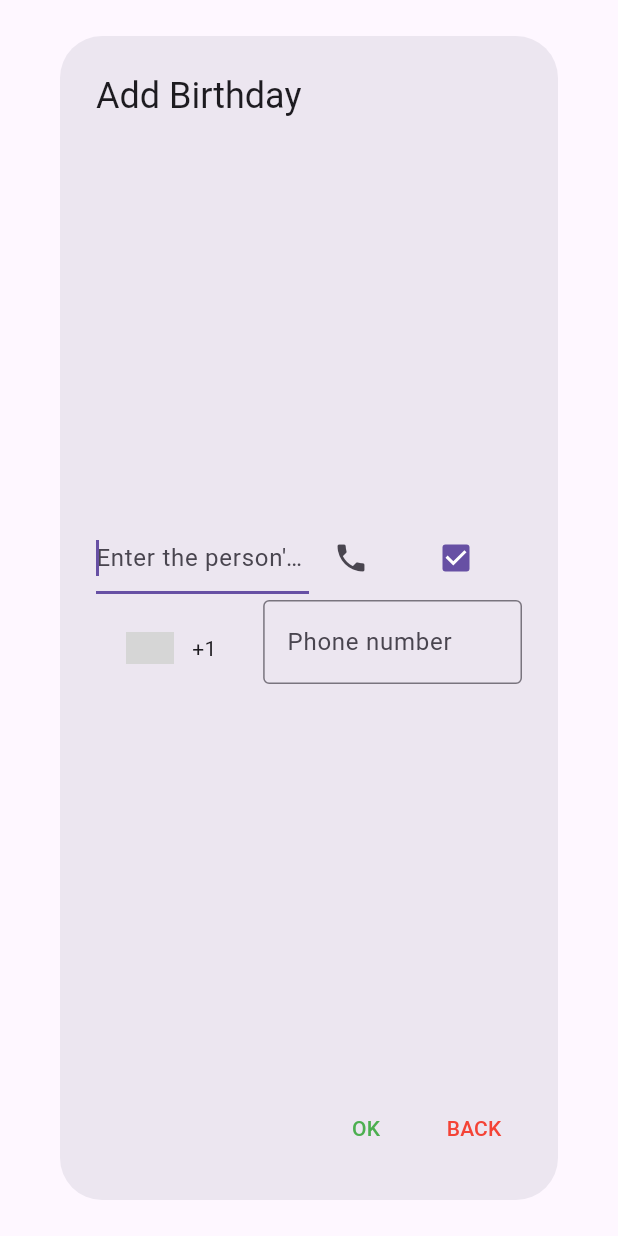
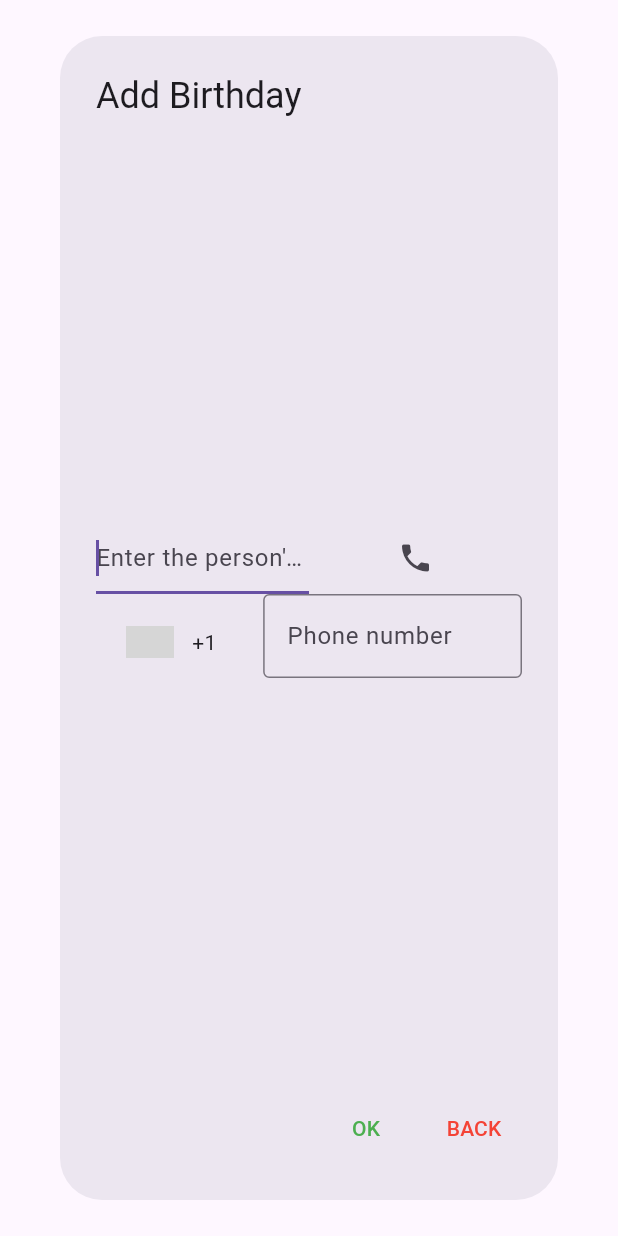
Before and after one commit to TomerPacific/BirthdayCalendar, a Flutter app: the AddBirthdayForm widget shown alone on an empty page, opened directly with empty values, after a tap on the "phone" icon, on a phone screen of 412 x 824 dp. Run offline on Flutter 3.47's test engine with Material 3 defaults, Android fonts, the phone set to English and light mode, and no system bars; drawn by our look-alikes of intl_phone_number_input; our stand-ins replace flutter_bloc, flutter_contacts, flutter_local_notifications, package_info_plus, permission_handler, shared_preferences and 1 more; missing offline and left inert: in_app_update; accounts and stored records are empty; grey boxes are pictures that could not be loaded.

Commit message:
BirthdayCalendar using icon button instead of checkbox

```diff
--- a/lib/widget/add_birthday_form.dart
+++ b/lib/widget/add_birthday_form.dart
@@ -81,18 +81,17 @@ class AddBirthdayFormState extends State<AddBirthdayForm> {
                       ),
                     ),
                     Expanded(
-                        child: new CheckboxListTile(
-                            secondary: Icon(
-                                Icons.phone
-                            ),
-                            checkColor: Colors.white,
-                            value: doesWantToAddPhoneNumber,
-                            onChanged: (bool? value) {
-                              setState(() {
-                                doesWantToAddPhoneNumber = value!;
-                              });
-                              myFocusNode.requestFocus();
-                            }),
+                        child: IconButton(
+                         icon: Icon(
+                           Icons.phone
+                         ),
+                         onPressed: () {
+                           setState(() {
+                             doesWantToAddPhoneNumber = !doesWantToAddPhoneNumber;
+                           });
+                           myFocusNode.requestFocus();
+                         },
+                       )
                     )
                   ],
                 ),
```
